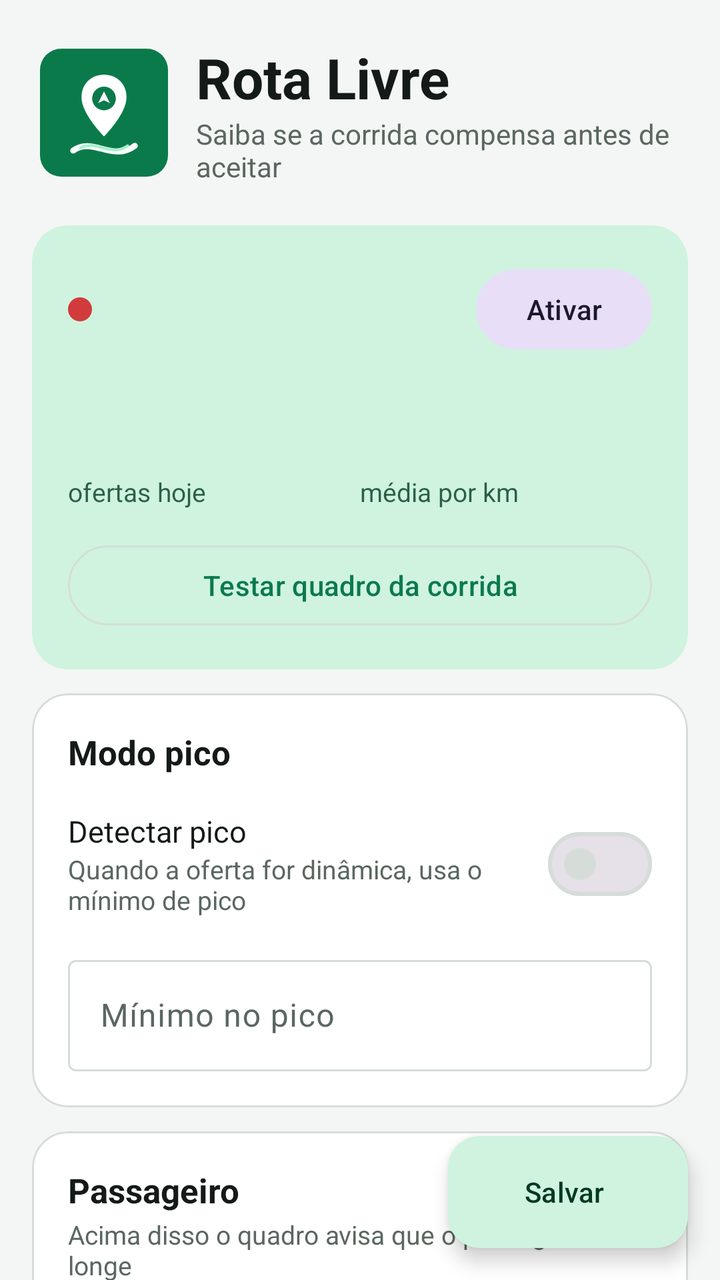
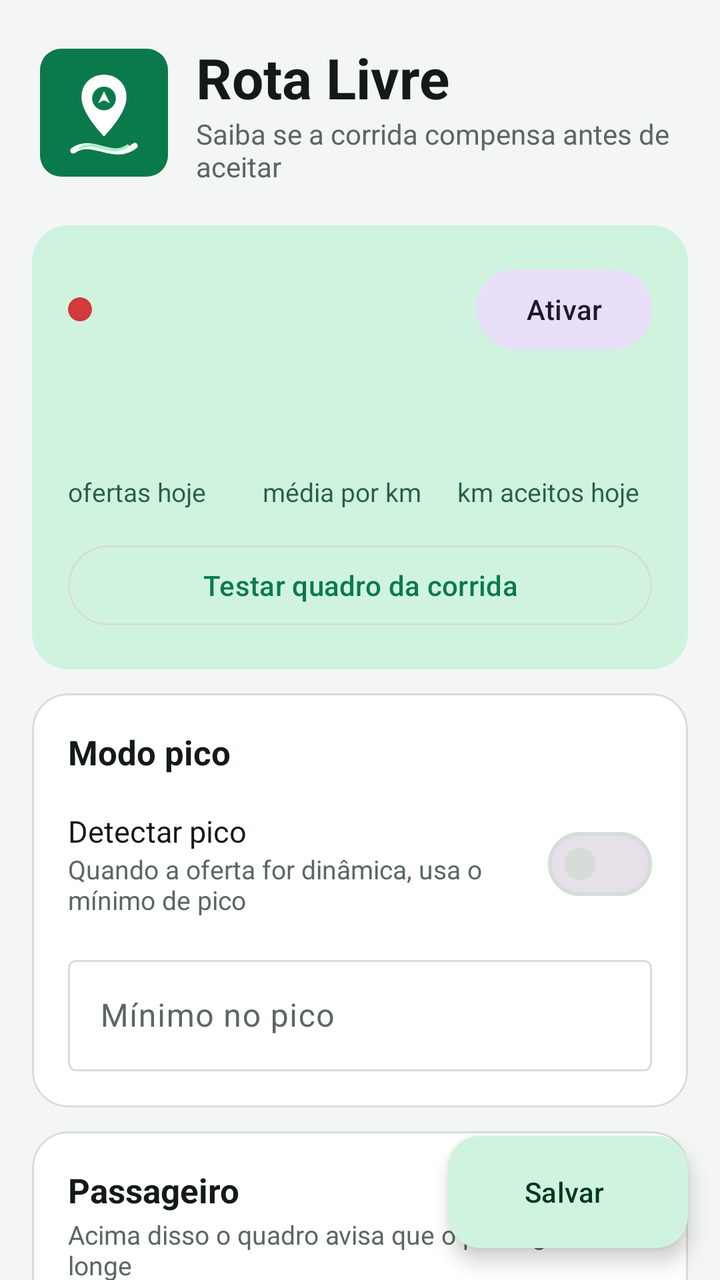

Compare the two renders of this Android layout. The source of the first and the diff that turns it into the second are given below.
<!-- AndroidManifest.xml: application theme Theme.RotaLivre -->
<!-- res/layout/activity_main.xml -->
<?xml version="1.0" encoding="utf-8"?>
<androidx.coordinatorlayout.widget.CoordinatorLayout xmlns:android="http://schemas.android.com/apk/res/android"
    xmlns:app="http://schemas.android.com/apk/res-auto"
    android:layout_width="match_parent" android:layout_height="match_parent" android:background="@color/app_bg">

    <androidx.core.widget.NestedScrollView android:layout_width="match_parent" android:layout_height="match_parent"
        android:fillViewport="true" android:clipToPadding="false" android:paddingBottom="96dp">
        <LinearLayout android:layout_width="match_parent" android:layout_height="wrap_content"
            android:orientation="vertical" android:paddingStart="16dp" android:paddingEnd="16dp" android:paddingTop="8dp">

<LinearLayout android:layout_width="match_parent" android:layout_height="wrap_content" android:orientation="horizontal" android:gravity="center_vertical" android:paddingTop="12dp" android:paddingBottom="20dp" android:paddingStart="4dp">
    <ImageView android:layout_width="64dp" android:layout_height="64dp" android:src="@drawable/logo" android:contentDescription="Logo Rota Livre" />
    <LinearLayout android:layout_width="0dp" android:layout_weight="1" android:layout_height="wrap_content" android:orientation="vertical" android:layout_marginStart="14dp">
        <TextView android:layout_width="wrap_content" android:layout_height="wrap_content" android:text="Rota Livre" android:textSize="28sp" android:textStyle="bold" android:textColor="@color/on_surface" />
        <TextView style="@style/Hint" android:layout_width="wrap_content" android:layout_height="wrap_content" android:text="Saiba se a corrida compensa antes de aceitar" android:textSize="14sp" />
    </LinearLayout>
</LinearLayout>
<com.google.android.material.card.MaterialCardView style="@style/Card"
    android:layout_width="match_parent" android:layout_height="wrap_content" android:layout_marginBottom="12dp"
    app:cardBackgroundColor="@color/brand_container" app:strokeWidth="0dp">
    <LinearLayout android:layout_width="match_parent" android:layout_height="wrap_content" android:orientation="vertical" android:padding="18dp">
        <LinearLayout android:layout_width="match_parent" android:layout_height="wrap_content" android:orientation="horizontal" android:gravity="center_vertical">
            <View android:id="@+id/dot" android:layout_width="12dp" android:layout_height="12dp" android:background="@drawable/dot" />
            <LinearLayout android:layout_width="0dp" android:layout_weight="1" android:layout_height="wrap_content" android:orientation="vertical" android:layout_marginStart="12dp">
                <TextView android:id="@+id/tvStatusTitle" android:layout_width="wrap_content" android:layout_height="wrap_content" android:textSize="16sp" android:textStyle="bold" android:textColor="@color/on_brand_container" />
                <TextView android:id="@+id/tvStatusSub" android:layout_width="wrap_content" android:layout_height="wrap_content" android:textSize="13sp" android:textColor="@color/on_brand_container" android:alpha="0.8" />
            </LinearLayout>
            <com.google.android.material.button.MaterialButton android:id="@+id/btnAccess" style="@style/Widget.Material3.Button.TonalButton"
                android:layout_width="wrap_content" android:layout_height="wrap_content" android:text="Ativar" />
        </LinearLayout>
        <LinearLayout android:layout_width="match_parent" android:layout_height="wrap_content" android:orientation="horizontal" android:layout_marginTop="18dp">
            <LinearLayout android:layout_width="0dp" android:layout_weight="1" android:layout_height="wrap_content" android:orientation="vertical">
                <TextView android:id="@+id/tvCount" android:layout_width="wrap_content" android:layout_height="wrap_content" android:textSize="30sp" android:textStyle="bold" android:textColor="@color/on_brand_container" />
                <TextView android:layout_width="wrap_content" android:layout_height="wrap_content" android:text="ofertas hoje" android:textSize="13sp" android:textColor="@color/on_brand_container" android:alpha="0.8" />
            </LinearLayout>
            <LinearLayout android:layout_width="0dp" android:layout_weight="1" android:layout_height="wrap_content" android:orientation="vertical">
                <TextView android:id="@+id/tvAvg" android:layout_width="wrap_content" android:layout_height="wrap_content" android:textSize="30sp" android:textStyle="bold" android:textColor="@color/on_brand_container" />
                <TextView android:layout_width="wrap_content" android:layout_height="wrap_content" android:text="média por km" android:textSize="13sp" android:textColor="@color/on_brand_container" android:alpha="0.8" />
            </LinearLayout>
        </LinearLayout>
        <com.google.android.material.button.MaterialButton android:id="@+id/btnTest" style="@style/Widget.Material3.Button.OutlinedButton"
            android:layout_width="match_parent" android:layout_height="wrap_content" android:layout_marginTop="14dp" android:text="Testar quadro da corrida" />    </LinearLayout>
</com.google.android.material.card.MaterialCardView>
<com.google.android.material.card.MaterialCardView style="@style/Card"
    android:layout_width="match_parent" android:layout_height="wrap_content" android:layout_marginBottom="12dp">
    <LinearLayout android:layout_width="match_parent" android:layout_height="wrap_content"
        android:orientation="vertical" android:padding="18dp">
        <TextView style="@style/SectionTitle" android:layout_width="match_parent" android:layout_height="wrap_content" android:text="Modo pico" />
        
        <LinearLayout android:layout_width="match_parent" android:layout_height="wrap_content" android:orientation="vertical" android:layout_marginTop="12dp">
<LinearLayout android:layout_width="match_parent" android:layout_height="wrap_content"
    android:orientation="horizontal" android:gravity="center_vertical" android:paddingTop="6dp" android:paddingBottom="6dp">
    <LinearLayout android:layout_width="0dp" android:layout_weight="1" android:layout_height="wrap_content" android:orientation="vertical">
        <TextView android:layout_width="wrap_content" android:layout_height="wrap_content" android:text="Detectar pico" android:textSize="15sp" android:textColor="@color/on_surface" />
        <TextView style="@style/Hint" android:layout_width="wrap_content" android:layout_height="wrap_content" android:text="Quando a oferta for dinâmica, usa o mínimo de pico" />
    </LinearLayout>
    <com.google.android.material.materialswitch.MaterialSwitch android:id="@+id/swPicoOn" android:layout_width="wrap_content" android:layout_height="wrap_content" />
</LinearLayout><Space android:layout_width="match_parent" android:layout_height="10dp" /><com.google.android.material.textfield.TextInputLayout
    style="@style/Widget.Material3.TextInputLayout.OutlinedBox"
    android:layout_width="match_parent" android:layout_height="wrap_content" android:hint="Mínimo no pico" app:suffixText="R$/km">
    <com.google.android.material.textfield.TextInputEditText android:id="@+id/etPicoMin"
        android:layout_width="match_parent" android:layout_height="wrap_content"
        android:inputType="numberDecimal" android:gravity="center_vertical" android:maxLines="1" />
</com.google.android.material.textfield.TextInputLayout>
        </LinearLayout>
    </LinearLayout>
</com.google.android.material.card.MaterialCardView>
<com.google.android.material.card.MaterialCardView style="@style/Card"
    android:layout_width="match_parent" android:layout_height="wrap_content" android:layout_marginBottom="12dp">
    <LinearLayout android:layout_width="match_parent" android:layout_height="wrap_content"
        android:orientation="vertical" android:padding="18dp">
        <TextView style="@style/SectionTitle" android:layout_width="match_parent" android:layout_height="wrap_content" android:text="Passageiro" />
        <TextView style="@style/Hint" android:layout_width="match_parent" android:layout_height="wrap_content" android:layout_marginTop="2dp" android:text="Acima disso o quadro avisa que o passageiro está longe" />
        <LinearLayout android:layout_width="match_parent" android:layout_height="wrap_content" android:orientation="vertical" android:layout_marginTop="12dp">
<com.google.android.material.textfield.TextInputLayout
    style="@style/Widget.Material3.TextInputLayout.OutlinedBox"
    android:layout_width="match_parent" android:layout_height="wrap_content" android:hint="Distância máxima até o passageiro" app:suffixText="km">
    <com.google.android.material.textfield.TextInputEditText android:id="@+id/etMaxPickup"
        android:layout_width="match_parent" android:layout_height="wrap_content"
        android:inputType="numberDecimal" android:gravity="center_vertical" android:maxLines="1" />
</com.google.android.material.textfield.TextInputLayout>
        </LinearLayout>
    </LinearLayout>
</com.google.android.material.card.MaterialCardView>
<com.google.android.material.card.MaterialCardView style="@style/Card"
    android:layout_width="match_parent" android:layout_height="wrap_content" android:layout_marginBottom="12dp">
    <LinearLayout android:layout_width="match_parent" android:layout_height="wrap_content"
        android:orientation="vertical" android:padding="18dp">
        <TextView style="@style/SectionTitle" android:layout_width="match_parent" android:layout_height="wrap_content" android:text="Apps de delivery" />
        <TextView style="@style/Hint" android:layout_width="match_parent" android:layout_height="wrap_content" android:layout_marginTop="2dp" android:text="Regras separadas das corridas de passageiro" />
        <LinearLayout android:layout_width="match_parent" android:layout_height="wrap_content" android:orientation="vertical" android:layout_marginTop="12dp">
<LinearLayout android:layout_width="match_parent" android:layout_height="wrap_content"
    android:orientation="horizontal" android:gravity="center_vertical" android:paddingTop="6dp" android:paddingBottom="6dp">
    <LinearLayout android:layout_width="0dp" android:layout_weight="1" android:layout_height="wrap_content" android:orientation="vertical">
        <TextView android:layout_width="wrap_content" android:layout_height="wrap_content" android:text="Ler ofertas de delivery" android:textSize="15sp" android:textColor="@color/on_surface" />
        <TextView style="@style/Hint" android:layout_width="wrap_content" android:layout_height="wrap_content" android:text="iFood, Loggi, Shopee Entregador" />
    </LinearLayout>
    <com.google.android.material.materialswitch.MaterialSwitch android:id="@+id/swDelivery" android:layout_width="wrap_content" android:layout_height="wrap_content" />
</LinearLayout><Space android:layout_width="match_parent" android:layout_height="10dp" /><com.google.android.material.textfield.TextInputLayout
    style="@style/Widget.Material3.TextInputLayout.OutlinedBox"
    android:layout_width="match_parent" android:layout_height="wrap_content" android:hint="Mínimo por entrega" app:suffixText="R$/km">
    <com.google.android.material.textfield.TextInputEditText android:id="@+id/etDeliveryMin"
        android:layout_width="match_parent" android:layout_height="wrap_content"
        android:inputType="numberDecimal" android:gravity="center_vertical" android:maxLines="1" />
</com.google.android.material.textfield.TextInputLayout><Space android:layout_width="match_parent" android:layout_height="10dp" /><com.google.android.material.textfield.TextInputLayout
    style="@style/Widget.Material3.TextInputLayout.OutlinedBox"
    android:layout_width="match_parent" android:layout_height="wrap_content" android:hint="Distância máxima até a coleta" app:suffixText="km">
    <com.google.android.material.textfield.TextInputEditText android:id="@+id/etDeliveryMaxPickup"
        android:layout_width="match_parent" android:layout_height="wrap_content"
        android:inputType="numberDecimal" android:gravity="center_vertical" android:maxLines="1" />
</com.google.android.material.textfield.TextInputLayout>
        </LinearLayout>
    </LinearLayout>
</com.google.android.material.card.MaterialCardView>
<com.google.android.material.card.MaterialCardView style="@style/Card"
    android:layout_width="match_parent" android:layout_height="wrap_content" android:layout_marginBottom="12dp">
    <LinearLayout android:layout_width="match_parent" android:layout_height="wrap_content"
        android:orientation="vertical" android:padding="18dp">
        <TextView style="@style/SectionTitle" android:layout_width="match_parent" android:layout_height="wrap_content" android:text="Mínimo por dia" />
        <TextView style="@style/Hint" android:layout_width="match_parent" android:layout_height="wrap_content" android:layout_marginTop="2dp" android:text="Escolha o dia da semana e informe o mínimo em R$ por km" />
        <LinearLayout android:layout_width="match_parent" android:layout_height="wrap_content" android:orientation="vertical" android:layout_marginTop="12dp">
<HorizontalScrollView android:layout_width="match_parent" android:layout_height="wrap_content" android:scrollbars="none">
        <com.google.android.material.chip.ChipGroup android:id="@+id/chipDays" android:layout_width="wrap_content" android:layout_height="wrap_content"
            app:singleSelection="true" app:selectionRequired="true" app:singleLine="true" />
    </HorizontalScrollView><Space android:layout_width="match_parent" android:layout_height="10dp" /><com.google.android.material.textfield.TextInputLayout
    style="@style/Widget.Material3.TextInputLayout.OutlinedBox"
    android:layout_width="match_parent" android:layout_height="wrap_content" android:hint="Mínimo do dia escolhido" app:suffixText="R$/km">
    <com.google.android.material.textfield.TextInputEditText android:id="@+id/etP0"
        android:layout_width="match_parent" android:layout_height="wrap_content"
        android:inputType="numberDecimal" android:gravity="center_vertical" android:maxLines="1" />
</com.google.android.material.textfield.TextInputLayout><Space android:layout_width="match_parent" android:layout_height="10dp" /><com.google.android.material.button.MaterialButton android:id="@+id/btnApplyAll" style="@style/Widget.Material3.Button.TextButton"
        android:layout_width="wrap_content" android:layout_height="wrap_content" android:text="Aplicar a todos os dias" />
        </LinearLayout>
    </LinearLayout>
</com.google.android.material.card.MaterialCardView>
<com.google.android.material.card.MaterialCardView style="@style/Card"
    android:layout_width="match_parent" android:layout_height="wrap_content" android:layout_marginBottom="12dp">
    <LinearLayout android:layout_width="match_parent" android:layout_height="wrap_content"
        android:orientation="vertical" android:padding="18dp">
        <TextView style="@style/SectionTitle" android:layout_width="match_parent" android:layout_height="wrap_content" android:text="Custos do carro" />
        <TextView style="@style/Hint" android:layout_width="match_parent" android:layout_height="wrap_content" android:layout_marginTop="2dp" android:text="Opcional. Deixe em branco para não calcular o lucro" />
        <LinearLayout android:layout_width="match_parent" android:layout_height="wrap_content" android:orientation="vertical" android:layout_marginTop="12dp">
<com.google.android.material.textfield.TextInputLayout android:id="@+id/tilFuel"
        style="@style/Widget.Material3.TextInputLayout.OutlinedBox.ExposedDropdownMenu"
        android:layout_width="match_parent" android:layout_height="wrap_content" android:hint="Combustível">
        <com.google.android.material.textfield.MaterialAutoCompleteTextView android:id="@+id/ddFuel"
            android:layout_width="match_parent" android:layout_height="wrap_content" android:inputType="none" />
    </com.google.android.material.textfield.TextInputLayout><Space android:layout_width="match_parent" android:layout_height="10dp" /><com.google.android.material.textfield.TextInputLayout
    style="@style/Widget.Material3.TextInputLayout.OutlinedBox"
    android:layout_width="match_parent" android:layout_height="wrap_content" android:hint="Preço do combustível" app:suffixText="R$/L">
    <com.google.android.material.textfield.TextInputEditText android:id="@+id/etFuelPrice"
        android:layout_width="match_parent" android:layout_height="wrap_content"
        android:inputType="numberDecimal" android:gravity="center_vertical" android:maxLines="1" />
</com.google.android.material.textfield.TextInputLayout><Space android:layout_width="match_parent" android:layout_height="10dp" /><com.google.android.material.textfield.TextInputLayout
    style="@style/Widget.Material3.TextInputLayout.OutlinedBox"
    android:layout_width="match_parent" android:layout_height="wrap_content" android:hint="Consumo" app:suffixText="km/L">
    <com.google.android.material.textfield.TextInputEditText android:id="@+id/etKmUnit"
        android:layout_width="match_parent" android:layout_height="wrap_content"
        android:inputType="numberDecimal" android:gravity="center_vertical" android:maxLines="1" />
</com.google.android.material.textfield.TextInputLayout><Space android:layout_width="match_parent" android:layout_height="10dp" /><com.google.android.material.textfield.TextInputLayout
    style="@style/Widget.Material3.TextInputLayout.OutlinedBox"
    android:layout_width="match_parent" android:layout_height="wrap_content" android:hint="Manutenção (pneu, óleo...)" app:suffixText="R$/km">
    <com.google.android.material.textfield.TextInputEditText android:id="@+id/etMaint"
        android:layout_width="match_parent" android:layout_height="wrap_content"
        android:inputType="numberDecimal" android:gravity="center_vertical" android:maxLines="1" />
</com.google.android.material.textfield.TextInputLayout><Space android:layout_width="match_parent" android:layout_height="10dp" /><TextView android:id="@+id/tvCostKm" style="@style/Hint" android:layout_width="match_parent" android:layout_height="wrap_content" android:textStyle="bold" />
        </LinearLayout>
    </LinearLayout>
</com.google.android.material.card.MaterialCardView>
<com.google.android.material.card.MaterialCardView style="@style/Card"
    android:layout_width="match_parent" android:layout_height="wrap_content" android:layout_marginBottom="12dp">
    <LinearLayout android:layout_width="match_parent" android:layout_height="wrap_content"
        android:orientation="vertical" android:padding="18dp">
        <TextView style="@style/SectionTitle" android:layout_width="match_parent" android:layout_height="wrap_content" android:text="Quadro da corrida" />
        
        <LinearLayout android:layout_width="match_parent" android:layout_height="wrap_content" android:orientation="vertical" android:layout_marginTop="12dp">
<TextView android:id="@+id/tvSizeLabel" android:layout_width="match_parent" android:layout_height="wrap_content" android:textSize="15sp" android:textStyle="bold" android:textColor="@color/on_surface" />
    <com.google.android.material.slider.Slider android:id="@+id/sliderSize" android:layout_width="match_parent" android:layout_height="wrap_content"
        android:valueFrom="80" android:valueTo="180" android:stepSize="10" android:value="120" />
    <com.google.android.material.button.MaterialButton android:id="@+id/btnPreview" style="@style/Widget.Material3.Button.TonalButton"
        android:layout_width="match_parent" android:layout_height="wrap_content" android:text="Ver exemplo neste tamanho" /><Space android:layout_width="match_parent" android:layout_height="10dp" /><TextView style="@style/SectionTitle" android:layout_width="match_parent" android:layout_height="wrap_content" android:textSize="15sp" android:text="O que mostrar" /><LinearLayout android:layout_width="match_parent" android:layout_height="wrap_content"
    android:orientation="horizontal" android:gravity="center_vertical" android:paddingTop="6dp" android:paddingBottom="6dp">
    <LinearLayout android:layout_width="0dp" android:layout_weight="1" android:layout_height="wrap_content" android:orientation="vertical">
        <TextView android:layout_width="wrap_content" android:layout_height="wrap_content" android:text="Distância até o passageiro" android:textSize="15sp" android:textColor="@color/on_surface" />
    </LinearLayout>
    <com.google.android.material.materialswitch.MaterialSwitch android:id="@+id/swPickup" android:layout_width="wrap_content" android:layout_height="wrap_content" />
</LinearLayout><LinearLayout android:layout_width="match_parent" android:layout_height="wrap_content"
    android:orientation="horizontal" android:gravity="center_vertical" android:paddingTop="6dp" android:paddingBottom="6dp">
    <LinearLayout android:layout_width="0dp" android:layout_weight="1" android:layout_height="wrap_content" android:orientation="vertical">
        <TextView android:layout_width="wrap_content" android:layout_height="wrap_content" android:text="Valor por km" android:textSize="15sp" android:textColor="@color/on_surface" />
    </LinearLayout>
    <com.google.android.material.materialswitch.MaterialSwitch android:id="@+id/swPerKm" android:layout_width="wrap_content" android:layout_height="wrap_content" />
</LinearLayout><LinearLayout android:layout_width="match_parent" android:layout_height="wrap_content"
    android:orientation="horizontal" android:gravity="center_vertical" android:paddingTop="6dp" android:paddingBottom="6dp">
    <LinearLayout android:layout_width="0dp" android:layout_weight="1" android:layout_height="wrap_content" android:orientation="vertical">
        <TextView android:layout_width="wrap_content" android:layout_height="wrap_content" android:text="Valor por hora" android:textSize="15sp" android:textColor="@color/on_surface" />
    </LinearLayout>
    <com.google.android.material.materialswitch.MaterialSwitch android:id="@+id/swPerHour" android:layout_width="wrap_content" android:layout_height="wrap_content" />
</LinearLayout><LinearLayout android:layout_width="match_parent" android:layout_height="wrap_content"
    android:orientation="horizontal" android:gravity="center_vertical" android:paddingTop="6dp" android:paddingBottom="6dp">
    <LinearLayout android:layout_width="0dp" android:layout_weight="1" android:layout_height="wrap_content" android:orientation="vertical">
        <TextView android:layout_width="wrap_content" android:layout_height="wrap_content" android:text="Lucro da corrida" android:textSize="15sp" android:textColor="@color/on_surface" />
        <TextView style="@style/Hint" android:layout_width="wrap_content" android:layout_height="wrap_content" android:text="Descontando combustível e manutenção" />
    </LinearLayout>
    <com.google.android.material.materialswitch.MaterialSwitch android:id="@+id/swProfit" android:layout_width="wrap_content" android:layout_height="wrap_content" />
</LinearLayout><LinearLayout android:layout_width="match_parent" android:layout_height="wrap_content"
    android:orientation="horizontal" android:gravity="center_vertical" android:paddingTop="6dp" android:paddingBottom="6dp">
    <LinearLayout android:layout_width="0dp" android:layout_weight="1" android:layout_height="wrap_content" android:orientation="vertical">
        <TextView android:layout_width="wrap_content" android:layout_height="wrap_content" android:text="Resumo do dia" android:textSize="15sp" android:textColor="@color/on_surface" />
    </LinearLayout>
    <com.google.android.material.materialswitch.MaterialSwitch android:id="@+id/swSummary" android:layout_width="wrap_content" android:layout_height="wrap_content" />
</LinearLayout>
        </LinearLayout>
    </LinearLayout>
</com.google.android.material.card.MaterialCardView>
<com.google.android.material.card.MaterialCardView style="@style/Card"
    android:layout_width="match_parent" android:layout_height="wrap_content" android:layout_marginBottom="12dp">
    <LinearLayout android:layout_width="match_parent" android:layout_height="wrap_content"
        android:orientation="vertical" android:padding="18dp">
        <TextView style="@style/SectionTitle" android:layout_width="match_parent" android:layout_height="wrap_content" android:text="Apoie o desenvolvedor" />
        <TextView style="@style/Hint" android:layout_width="match_parent" android:layout_height="wrap_content" android:layout_marginTop="2dp" android:text="O app é e continua gratuito. Se ele ajuda você, um Pix de qualquer valor é bem-vindo" />
        <LinearLayout android:layout_width="match_parent" android:layout_height="wrap_content" android:orientation="vertical" android:layout_marginTop="12dp">
<LinearLayout android:id="@+id/supportBox" android:layout_width="match_parent" android:layout_height="wrap_content" android:orientation="vertical" />
    <LinearLayout android:layout_width="match_parent" android:layout_height="wrap_content" android:orientation="horizontal" android:layout_marginTop="12dp">
        <com.google.android.material.button.MaterialButton android:id="@+id/btnCopyCode" style="@style/Widget.Material3.Button.TonalButton"
            android:layout_width="0dp" android:layout_weight="1" android:layout_height="wrap_content" android:text="Pix copia e cola" />
        <Space android:layout_width="8dp" android:layout_height="0dp" />
        <com.google.android.material.button.MaterialButton android:id="@+id/btnCopyKey" style="@style/Widget.Material3.Button.OutlinedButton"
            android:layout_width="0dp" android:layout_weight="1" android:layout_height="wrap_content" android:text="Chave Pix" />
    </LinearLayout>
        </LinearLayout>
    </LinearLayout>
</com.google.android.material.card.MaterialCardView>
<TextView android:id="@+id/tvAbout" android:layout_width="match_parent" android:layout_height="wrap_content" android:gravity="center"
    android:padding="16dp" android:textSize="12sp" android:textColor="@color/on_surface_muted"
    android:text="Rota Livre · gratuito e de distribuição livre&#10;Criado por André Luiz&#10;Só mostra informações: não aceita nem recusa corridas." />
<TextView android:id="@+id/tvGuia" android:layout_width="match_parent" android:layout_height="wrap_content"
    android:paddingStart="16dp" android:paddingEnd="16dp" android:paddingBottom="16dp" android:textSize="12sp" android:textColor="@color/on_surface_muted"
    android:text="COMO FUNCIONA&#10;O Rota Livre lê a oferta que aparece na Uber ou na 99 e mostra um quadro com quanto você ganha por km e por hora, para ajudar você a decidir. Ele só mostra informações.&#10;&#10;COMO BAIXAR&#10;Acesse andreluizs.com.br, abra a aba Apps no cabeçalho, baixe o aplicativo e instale no celular. Se o Google Play Protect avisar que bloqueou, toque em Entendi, abra a Play Store > seu perfil > Play Protect > engrenagem e desligue &quot;Verificar apps&quot; só durante a instalação. Depois ligue de novo.&#10;&#10;COMO CONFIGURAR&#10;1. Toque em Ativar e siga o aviso que aparece.&#10;2. Se aparecer &quot;Acesso negado ao app&quot;: Configurações > Apps > Rota Livre > 3 pontinhos > Permitir configurações restritas.&#10;3. Ligue o Rota Livre em Acessibilidade.&#10;4. Ajuste seus custos e metas aqui, toque em Salvar, abra a Uber ou a 99 e fique online." />
<TextView android:id="@+id/tvSite" android:layout_width="match_parent" android:layout_height="wrap_content" android:gravity="center"
    android:paddingStart="16dp" android:paddingEnd="16dp" android:paddingBottom="16dp" android:textSize="12sp" android:textColor="@color/on_surface_muted"
    android:text="Baixe e atualize o app em andreluizs.com.br (toque aqui)&#10;Como baixar: acesse o site, abra a aba Apps no cabeçalho, baixe o aplicativo, instale no celular e abra." />
<TextView android:id="@+id/tvContact" android:layout_width="match_parent" android:layout_height="wrap_content" android:gravity="center"
    android:paddingStart="16dp" android:paddingEnd="16dp" android:paddingBottom="24dp" android:textSize="12sp" android:textColor="@color/on_surface_muted"
    android:text="Tem uma sugestão de melhoria ou quer contar o que está acontecendo com o app? Mande um e-mail: contato@andreluizs.com.br" />
        </LinearLayout>
    </androidx.core.widget.NestedScrollView>

    <com.google.android.material.floatingactionbutton.ExtendedFloatingActionButton android:id="@+id/fabSave"
        android:layout_width="wrap_content" android:layout_height="wrap_content"
        android:layout_gravity="bottom|end" android:layout_margin="16dp" android:text="Salvar" />
</androidx.coordinatorlayout.widget.CoordinatorLayout>
<!-- resources referenced by this layout -->
<resources>
  <color name="app_bg">#F3F6F4</color>
  <color name="brand_container">#CFF3DF</color>
  <color name="on_brand_container">#00391F</color>
  <color name="on_surface">#141A17</color>
  <color name="on_surface_muted">#5B6761</color>
  <!-- drawable dot (drawable) -->
  <?xml version="1.0" encoding="utf-8"?>
  <shape xmlns:android="http://schemas.android.com/apk/res/android" android:shape="oval">
      <solid android:color="@color/bad" />
      <size android:width="12dp" android:height="12dp" />
  </shape>
  <!-- drawable logo (drawable) -->
  <?xml version="1.0" encoding="utf-8"?>
  <layer-list xmlns:android="http://schemas.android.com/apk/res/android">
      <item>
          <shape android:shape="rectangle">
              <solid android:color="#0B7A4B" />
              <corners android:radius="18dp" />
          </shape>
      </item>
      <item android:drawable="@drawable/ic_launcher_foreground" />
  </layer-list>
  <style name="Card" parent="Widget.Material3.CardView.Outlined">
          <item name="cardBackgroundColor">@color/surface</item>
          <item name="strokeColor">@color/outline</item>
          <item name="strokeWidth">1dp</item>
          <item name="cardCornerRadius">18dp</item>
          <item name="cardElevation">0dp</item>
      </style>
  <style name="Hint">
          <item name="android:textSize">13sp</item>
          <item name="android:textColor">@color/on_surface_muted</item>
      </style>
  <style name="SectionTitle">
          <item name="android:textSize">17sp</item>
          <item name="android:textStyle">bold</item>
          <item name="android:textColor">@color/on_surface</item>
      </style>
  <color name="bad">#D13B3B</color>
  <!-- drawable ic_launcher_foreground (drawable) -->
  <?xml version="1.0" encoding="utf-8"?>
  <vector xmlns:android="http://schemas.android.com/apk/res/android"
      android:width="108dp" android:height="108dp" android:viewportWidth="108" android:viewportHeight="108">
      
      <path android:strokeColor="#FFFFFF" android:strokeWidth="5" android:strokeLineCap="round"
          android:pathData="M28,86 C44,74 62,96 80,82" />
      <path android:strokeColor="#A8F0CC" android:strokeWidth="2.4" android:strokeLineCap="round"
          android:pathData="M34,84 C46,76 60,92 74,82" />
      
      <path android:fillColor="#FFFFFF"
          android:pathData="M54,22 C43,22 35,30 35,41 C35,55 54,74 54,74 C54,74 73,55 73,41 C73,30 65,22 54,22 Z" />
      <path android:fillColor="#0B7A4B"
          android:pathData="M54,32 C48.5,32 44,36.5 44,42 C44,47.5 48.5,52 54,52 C59.5,52 64,47.5 64,42 C64,36.5 59.5,32 54,32 Z" />
      
      <path android:fillColor="#FFFFFF"
          android:pathData="M54,36 L59,46 L54,43.5 L49,46 Z" />
  </vector>
  <color name="surface">#FFFFFF</color>
  <color name="outline">#D6DDD9</color>
  <color name="brand">#0B7A4B</color>
  <color name="on_brand">#FFFFFF</color>
  <color name="surface_variant">#E8EEEA</color>
  <style name="Shape.Rounded" parent="ShapeAppearance.Material3.MediumComponent">
          <item name="cornerFamily">rounded</item>
          <item name="cornerSize">14dp</item>
      </style>
  <!-- unchanged entries left out for length: 1 -->
</resources>

<!-- the commit's change to res/layout/activity_main.xml (unified diff, before → after) -->
@@ -37,6 +37,10 @@
                 <TextView android:id="@+id/tvAvg" android:layout_width="wrap_content" android:layout_height="wrap_content" android:textSize="30sp" android:textStyle="bold" android:textColor="@color/on_brand_container" />
                 <TextView android:layout_width="wrap_content" android:layout_height="wrap_content" android:text="média por km" android:textSize="13sp" android:textColor="@color/on_brand_container" android:alpha="0.8" />
             </LinearLayout>
+            <LinearLayout android:layout_width="0dp" android:layout_weight="1" android:layout_height="wrap_content" android:orientation="vertical">
+                <TextView android:id="@+id/tvKm" android:layout_width="wrap_content" android:layout_height="wrap_content" android:textSize="30sp" android:textStyle="bold" android:textColor="@color/on_brand_container" />
+                <TextView android:layout_width="wrap_content" android:layout_height="wrap_content" android:text="km aceitos hoje" android:textSize="13sp" android:textColor="@color/on_brand_container" android:alpha="0.8" />
+            </LinearLayout>
         </LinearLayout>
         <com.google.android.material.button.MaterialButton android:id="@+id/btnTest" style="@style/Widget.Material3.Button.OutlinedButton"
             android:layout_width="match_parent" android:layout_height="wrap_content" android:layout_marginTop="14dp" android:text="Testar quadro da corrida" />    </LinearLayout>
